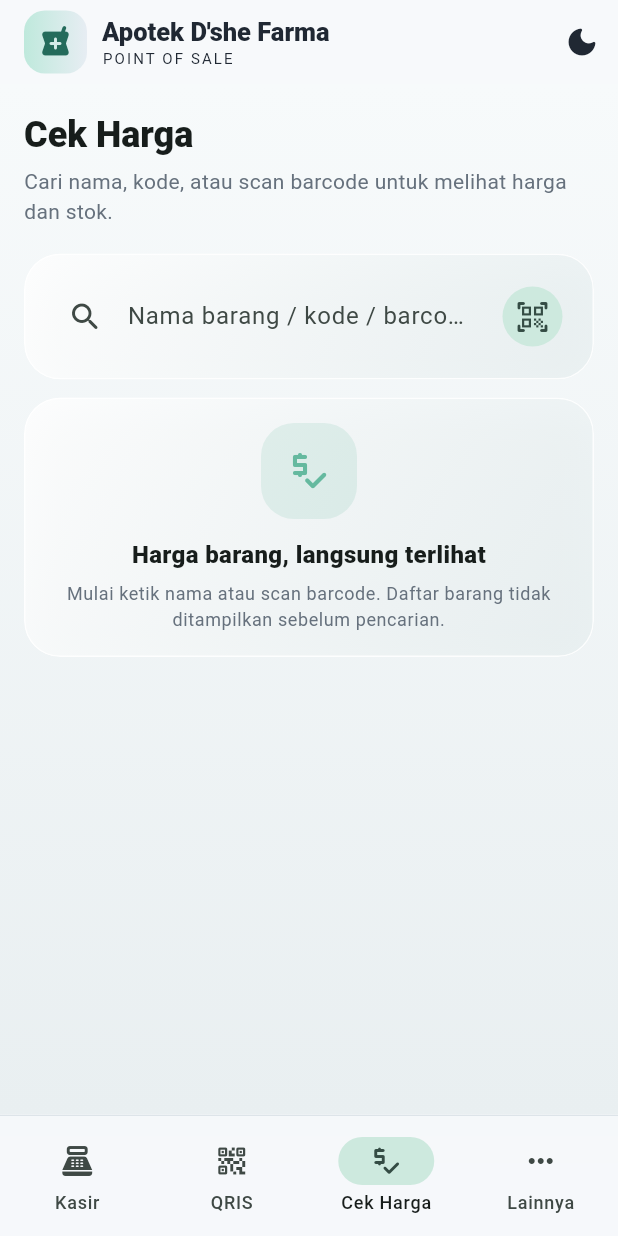
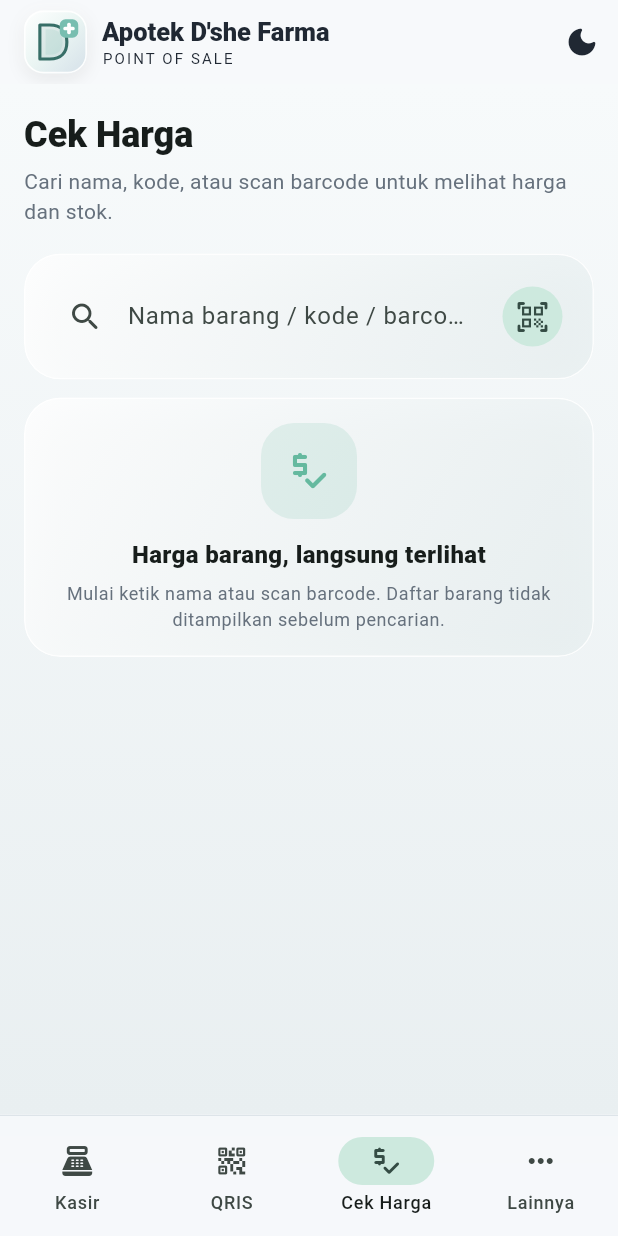
Before and after one commit to WRyouAldi/apotek-naufal-farma-v2, a Flutter app: the screen it shows after launch, on a phone screen of 412 x 824 dp. Run offline on Flutter 3.47's test engine with Material 3 defaults, Android fonts, the phone set to English and light mode, and no system bars; our stand-ins replace sqflite; missing offline and left inert: mobile_scanner; accounts and stored records are empty.

Commit message:
P2.3.2: replace generic pharmacy icon with Pearl Crystal D'she Farma brand mark

```diff
--- a/lib/main.dart
+++ b/lib/main.dart
@@ -38,6 +38,91 @@ class _DsheFarmaAppState extends State<DsheFarmaApp> {
   }
 }
 
+
+/// Brand mark for D'she Farma: a custom D monogram with a pharmacy cross,
+/// finished in the Pearl Crystal / Charcoal Silver visual language.
+class DsheFarmaLogo extends StatelessWidget {
+  const DsheFarmaLogo({super.key, this.size = 48, required this.isDark});
+  final double size;
+  final bool isDark;
+
+  @override
+  Widget build(BuildContext context) {
+    final edge = isDark ? const Color(0xFF6E7782) : const Color(0xFFFFFFFF);
+    return Container(
+      width: size,
+      height: size,
+      decoration: BoxDecoration(
+        borderRadius: BorderRadius.circular(size * 0.31),
+        gradient: LinearGradient(
+          begin: Alignment.topLeft,
+          end: Alignment.bottomRight,
+          colors: isDark
+              ? const [Color(0xFF454B54), Color(0xFF20242A), Color(0xFF343A43)]
+              : const [Color(0xFFFFFFFF), Color(0xFFEAF5F3), Color(0xFFD5E0E9)],
+        ),
+        border: Border.all(color: edge.withValues(alpha: isDark ? 0.52 : 0.92), width: 1.1),
+        boxShadow: [
+          BoxShadow(color: Colors.black.withValues(alpha: isDark ? 0.18 : 0.08), blurRadius: size * 0.22, offset: Offset(0, size * 0.08)),
+          BoxShadow(color: (isDark ? const Color(0xFFB6C0CD) : const Color(0xFFFFFFFF)).withValues(alpha: 0.42), blurRadius: size * 0.12, offset: Offset(-size * 0.03, -size * 0.03)),
+        ],
+      ),
+      child: CustomPaint(painter: _DsheMarkPainter(isDark: isDark)),
+    );
+  }
+}
+
+class _DsheMarkPainter extends CustomPainter {
+  const _DsheMarkPainter({required this.isDark});
+  final bool isDark;
+
+  @override
+  void paint(Canvas canvas, Size size) {
+    final scale = size.width / 42;
+    canvas.save();
+    canvas.scale(scale);
+    final ink = isDark ? const Color(0xFFE1E7EE) : const Color(0xFF376E67);
+    final accent = isDark ? const Color(0xFFB7C2CF) : const Color(0xFF78BEB0);
+
+    // Geometric D monogram, deliberately drawn rather than using a stock icon.
+    final d = Path()
+      ..moveTo(10, 9)
+      ..lineTo(17, 9)
+      ..cubicTo(25, 9, 29, 13.5, 29, 21)
+      ..cubicTo(29, 28.5, 25, 33, 17, 33)
+      ..lineTo(10, 33)
+      ..close();
+    canvas.drawPath(d, Paint()..color = ink.withValues(alpha: 0.10)..style = PaintingStyle.fill);
+    canvas.drawPath(d, Paint()
+      ..color = ink
+      ..style = PaintingStyle.stroke
+      ..strokeWidth = 2.2
+      ..strokeJoin = StrokeJoin.round
+      ..strokeCap = StrokeCap.round);
+
+    // Small crystal facet gives the mark its pearl/glass signature.
+    final facet = Path()
+      ..moveTo(14, 12)
+      ..lineTo(17, 12)
+      ..cubicTo(23, 12, 26, 15.4, 26, 21)
+      ..cubicTo(26, 26.6, 23, 30, 17, 30)
+      ..lineTo(14, 30)
+      ..close();
+    canvas.drawPath(facet, Paint()..color = accent.withValues(alpha: 0.16)..style = PaintingStyle.fill);
+
+    // Pharmacy cross set in a compact, rounded glass badge.
+    final badge = RRect.fromRectAndRadius(const Rect.fromLTWH(24, 5, 13, 13), const Radius.circular(4));
+    canvas.drawRRect(badge, Paint()..color = accent);
+    final crossPaint = Paint()..color = isDark ? const Color(0xFF252A31) : Colors.white;
+    canvas.drawRRect(RRect.fromRectAndRadius(const Rect.fromLTWH(29.2, 7.5, 2.6, 8), const Radius.circular(1.1)), crossPaint);
+    canvas.drawRRect(RRect.fromRectAndRadius(const Rect.fromLTWH(26.5, 10.2, 8, 2.6), const Radius.circular(1.1)), crossPaint);
+    canvas.restore();
+  }
+
+  @override
+  bool shouldRepaint(covariant _DsheMarkPainter oldDelegate) => oldDelegate.isDark != isDark;
+}
+
 class PosShell extends StatefulWidget {
   const PosShell({super.key, required this.isDark, required this.toggleTheme});
   final bool isDark; final VoidCallback toggleTheme;
@@ -58,7 +143,7 @@ class _PosShellState extends State<PosShell> {
     ];
     return Scaffold(
       appBar: AppBar(titleSpacing: 16, flexibleSpace: ClipRect(child: BackdropFilter(filter: ui.ImageFilter.blur(sigmaX: 8, sigmaY: 8), child: Container(color: (widget.isDark ? const Color(0xFF22252A) : const Color(0xFFF8F9FB)).withValues(alpha: 0.62)))), title: Row(children: [
-        Container(width: 42,height: 42,decoration: BoxDecoration(borderRadius: BorderRadius.circular(14),gradient: const LinearGradient(colors:[Color(0xFFBFE9DC),Color(0xFFE7EDF3)])),child: const Icon(Icons.local_pharmacy_rounded,color:Color(0xFF246B5B))),
+        DsheFarmaLogo(size: 42, isDark: widget.isDark),
         const SizedBox(width:10), const Expanded(child: Column(crossAxisAlignment:CrossAxisAlignment.start,children:[Text("Apotek D'she Farma",maxLines:1,overflow:TextOverflow.ellipsis,style:TextStyle(fontWeight:FontWeight.w800,fontSize:17)),Text('POINT OF SALE',style:TextStyle(fontSize:10,letterSpacing:1.4))]))
       ]), actions:[IconButton(tooltip:'Ganti tema',onPressed:widget.toggleTheme,icon:Icon(widget.isDark?Icons.light_mode_rounded:Icons.dark_mode_rounded))]),
       body: Row(children:[
```
